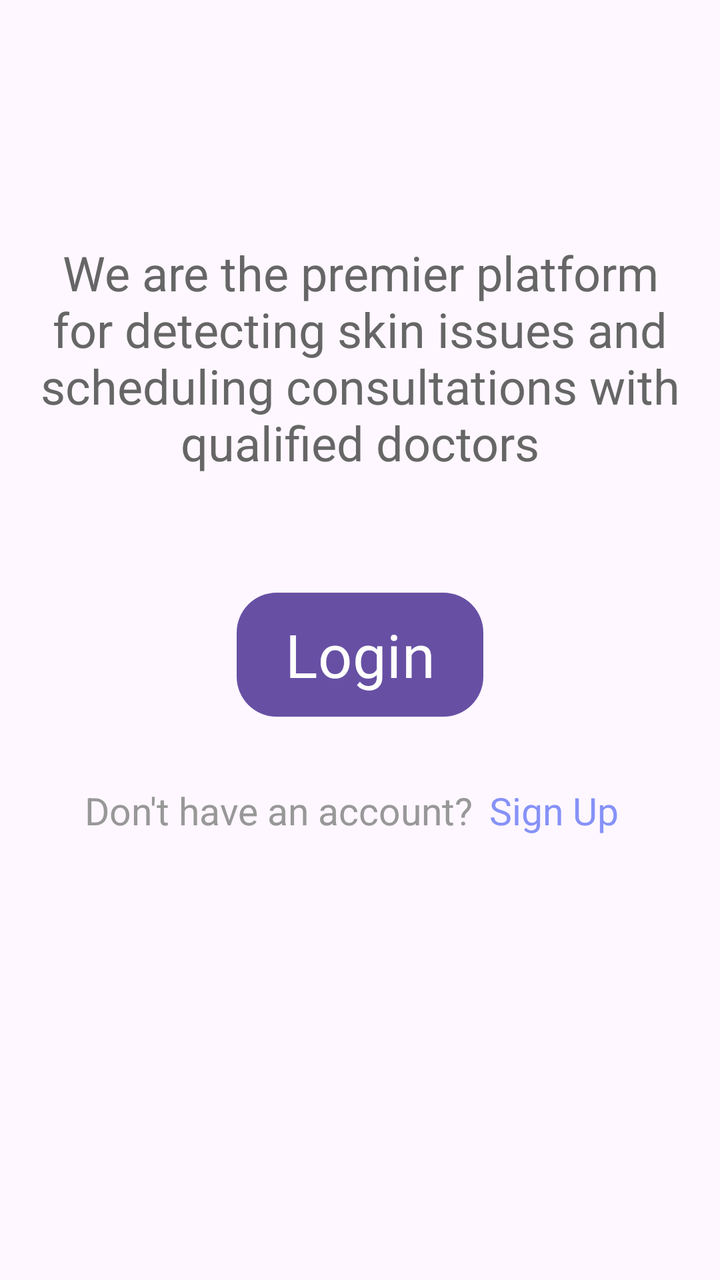
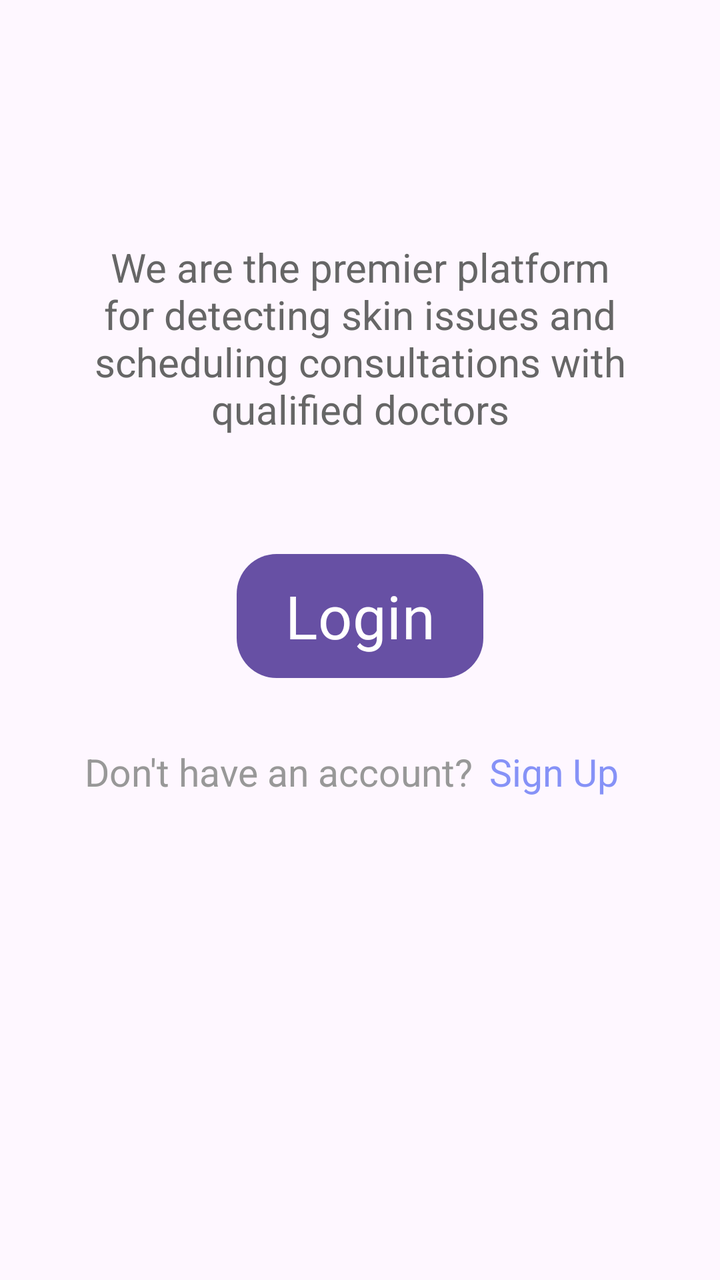

Two renders of the same Android screen: before a commit and after it. Below are the layout's source before the change and the commit's diff.
<!-- AndroidManifest.xml: application theme Theme.EDermaCareLatestt -->
<!-- res/layout/login_btn_patient.xml -->
<?xml version="1.0" encoding="utf-8"?>
<androidx.constraintlayout.widget.ConstraintLayout
    xmlns:android="http://schemas.android.com/apk/res/android"
    xmlns:tools="http://schemas.android.com/tools"
    xmlns:app="http://schemas.android.com/apk/res-auto"
    android:layout_width="match_parent"
    android:layout_height="match_parent"
    android:orientation="vertical"
    tools:context=".SignupTabPatient">

    <LinearLayout
        android:layout_width="match_parent"
        android:layout_height="wrap_content"
        android:orientation="vertical"
        app:layout_constraintTop_toTopOf="parent"
        app:layout_constraintStart_toStartOf="parent"
        app:layout_constraintEnd_toEndOf="parent">

        <LinearLayout
            android:layout_width="match_parent"
            android:layout_height="wrap_content"
            android:orientation="vertical"
            android:layout_marginTop="30dp"
            android:padding="20dp">

            <TextView
                android:layout_width="wrap_content"
                android:layout_height="wrap_content"
                android:layout_gravity="center"
                android:layout_marginTop="70dp"
                android:text="We are the premier platform for detecting skin issues and scheduling consultations with qualified doctors"
                android:textColor="@color/darkgray"
                android:textSize="24sp"
                android:textAlignment="center"/>

            <Button
                android:id="@+id/login_button_patient"
                android:layout_width="wrap_content"
                android:layout_height="70dp"
                android:layout_marginTop="55dp"
                android:fontFamily="@font/inter_extrabold"
                android:layout_gravity="center"
                android:text="Login"
                android:textSize="30sp"
                android:layout_marginBottom="30dp"
                app:cornerRadius="20dp"/>

            <LinearLayout
                android:layout_width="match_parent"
                android:layout_height="wrap_content"
                android:orientation="horizontal"
                android:gravity="center_horizontal">

                <TextView
                    android:id="@+id/RedirectTextforSignUpLandingPageP"
                    android:layout_width="wrap_content"
                    android:layout_height="wrap_content"
                    android:paddingRight="8dp"
                    android:text="Don't have an account?"
                    android:textColor="@color/light_grey"
                    android:textSize="19sp" />

                <TextView
                    android:id="@+id/signupredirectLandingPageP"
                    android:layout_width="wrap_content"
                    android:layout_height="wrap_content"
                    android:paddingRight="8dp"
                    android:text="Sign Up"
                    android:textColor="@color/lavender"
                    android:textSize="19sp" />

            </LinearLayout>

        </LinearLayout>

    </LinearLayout>

</androidx.constraintlayout.widget.ConstraintLayout>
<!-- resources referenced by this layout -->
<resources>
  <color name="darkgray">#666666</color>
  <color name="lavender">#8692F7</color>
  <color name="light_grey">#989898</color>
  <style name="Theme.EDermaCareLatestt" parent="Base.Theme.EDermaCareLatestt" />
  <style name="Base.Theme.EDermaCareLatestt" parent="Theme.Material3.DayNight.NoActionBar">
          
          
      </style>
</resources>

<!-- the commit's change to res/layout/login_btn_patient.xml (unified diff, before → after) -->
@@ -30,7 +30,7 @@
                 android:layout_marginTop="70dp"
                 android:text="We are the premier platform for detecting skin issues and scheduling consultations with qualified doctors"
                 android:textColor="@color/darkgray"
-                android:textSize="24sp"
+                android:textSize="20sp"
                 android:textAlignment="center"/>
 
             <Button
